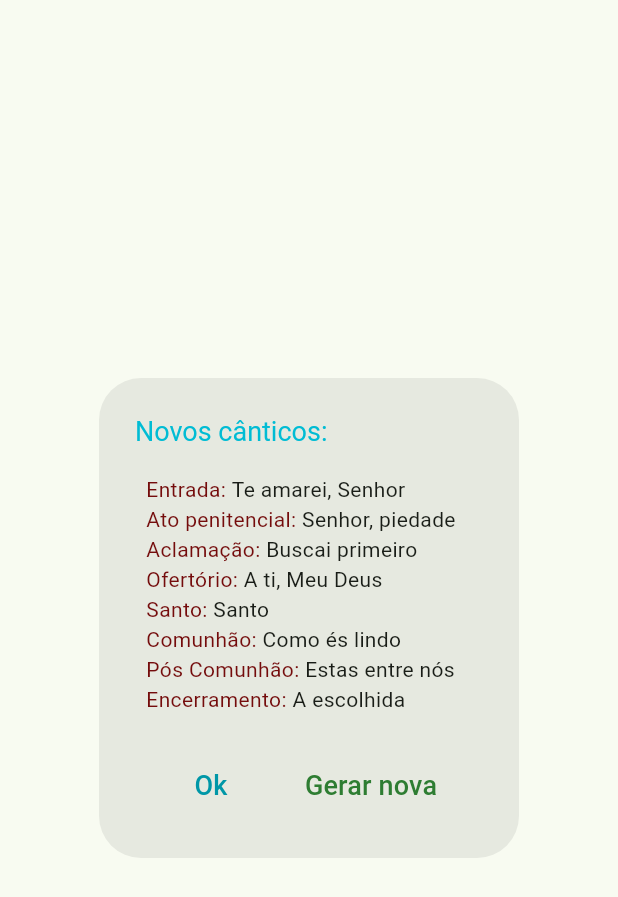
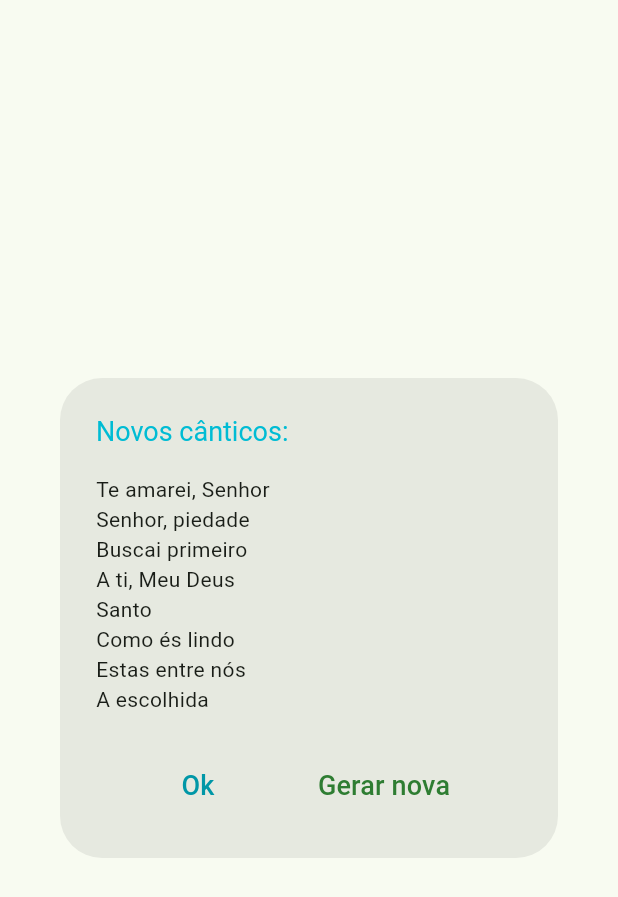
Before and after one commit to ddiasguto/mliturgica, a Flutter app: what showRandomSheet() shows on an empty page, opened directly, on a phone screen of 412 x 824 dp. Shown: the top 897 px of the screen. Run offline on Flutter 3.47's test engine with Material 2 defaults, Android fonts, the phone set to English and light mode, and no system bars; drawn by our look-alikes of text_scroll.

Commit message:
showRandom sheet modified

```diff
--- a/lib/widgets/show_random_sheet.dart
+++ b/lib/widgets/show_random_sheet.dart
@@ -14,59 +14,19 @@ Widget showRandomSheet(context) {
       style: TextStyle(color: Colors.cyan, fontSize: 18),
     ),
     content: SizedBox(
-      width: 120,
+      width: MediaQuery.sizeOf(context).width * .75,
       child: Column(
         mainAxisSize: MainAxisSize.min,
         crossAxisAlignment: CrossAxisAlignment.start,
         children: [
-          Row(
-            children: [
-              Text('  Entrada: ', style: TextStyle(color: redApp)),
           showNewMusic(context, 0),
-            ],
-          ),
-          Row(
-            children: [
-              Text('  Ato penitencial: ', style: TextStyle(color: redApp)),
           showNewMusic(context, 1),
-            ],
-          ),
-          Row(
-            children: [
-              Text('  Aclamação: ', style: TextStyle(color: redApp)),
           showNewMusic(context, 3),
-            ],
-          ),
-          Row(
-            children: [
-              Text('  Ofertório: ', style: TextStyle(color: redApp)),
           showNewMusic(context, 4),
-            ],
-          ),
-          Row(
-            children: [
-              Text('  Santo: ', style: TextStyle(color: redApp)),
           showNewMusic(context, 5),
-            ],
-          ),
-          Row(
-            children: [
-              Text('  Comunhão: ', style: TextStyle(color: redApp)),
           showNewMusic(context, 6),
-            ],
-          ),
-          Row(
-            children: [
-              Text('  Pós Comunhão: ', style: TextStyle(color: redApp)),
           showNewMusic(context, 7),
-            ],
-          ),
-          Row(
-            children: [
-              Text('  Encerramento: ', style: TextStyle(color: redApp)),
           showNewMusic(context, 8),
-            ],
-          ),
         ],
       ),
     ),
```
Lines whose indentation alone changed are shown as unchanged.
